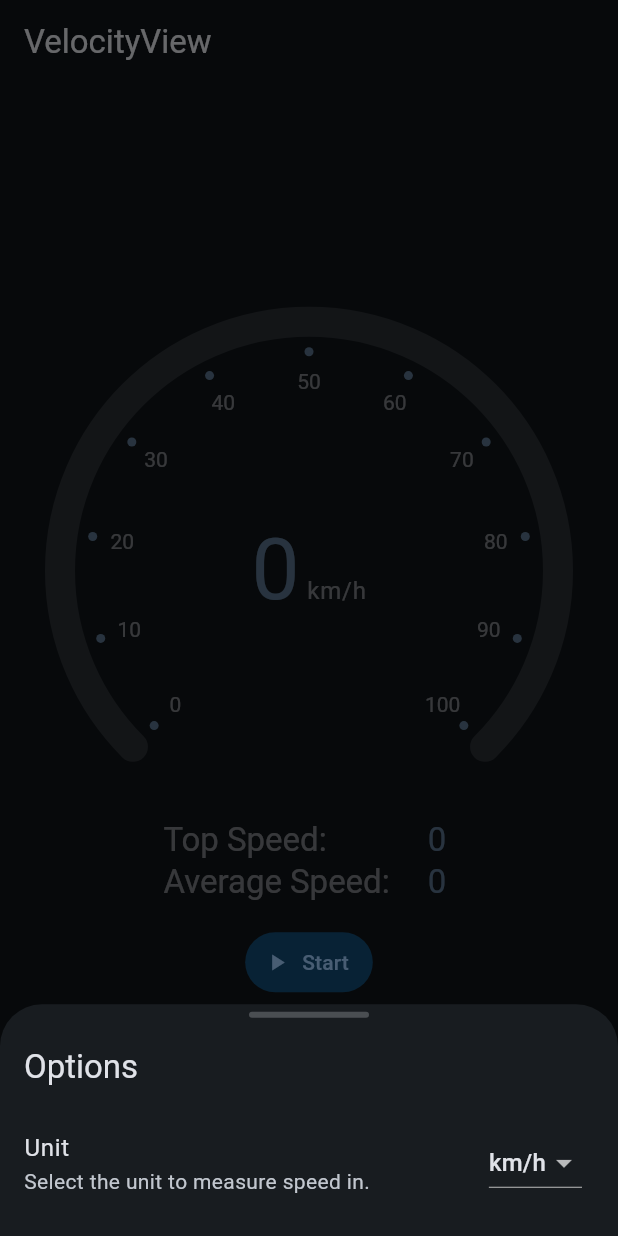
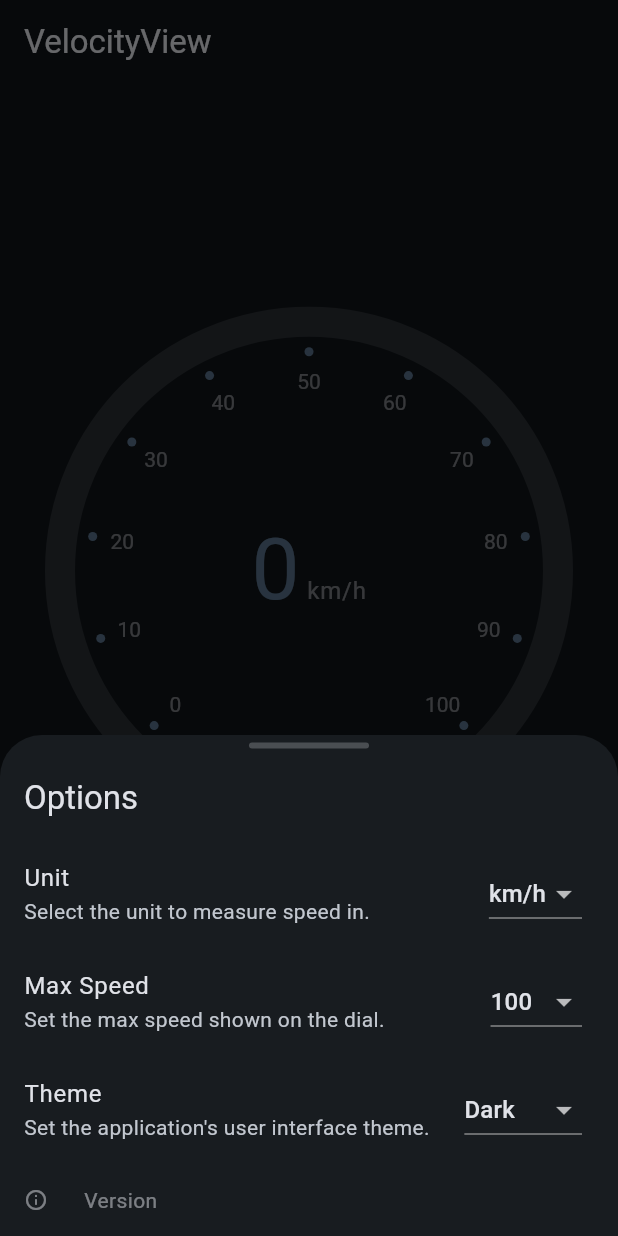
Before and after one commit to brinterwastaken/material_speedometer, a Flutter app: the screen it shows after launch, after a tap on the "settings" icon, on a phone screen of 412 x 824 dp. Run offline on Flutter 3.47's test engine with Material 3 defaults, Android fonts, the phone set to English and light mode, and no system bars; drawn by our look-alikes of dynamic_color; our stand-ins replace location, package_info_plus, shared_preferences; missing offline and left inert: app_settings.

Commit message:
fixed settings not showing fully on landscape mode

```diff
--- a/lib/settings_modal.dart
+++ b/lib/settings_modal.dart
@@ -18,14 +18,16 @@ class SettingsModal {
 
     return showModalBottomSheet(
       context: context,
+      isScrollControlled: true,
       builder: (BuildContext context) {
         return StatefulBuilder(
             builder: (BuildContext context, StateSetter setState) {
           return SizedBox(
             width: MediaQuery.of(context).size.width,
-            height: MediaQuery.of(context).devicePixelRatio * MediaQuery.of(context).size.width/4,
             child: ListView(
               physics: const NeverScrollableScrollPhysics(),
+              shrinkWrap: true,
+              padding: EdgeInsets.zero,
               children: [
                 Center(
                   child: Padding(
@@ -118,7 +120,6 @@ class SettingsModal {
                 ),
                 ListTile(
                   dense: true,
-                  visualDensity: VisualDensity(vertical: -4),
                   leading: Icon(Icons.info_outline_rounded, size: 16, color: Theme.of(context).colorScheme.onSurface.withOpacity(0.5),),
                   title: Text(
                     "Version $versionText",
```
